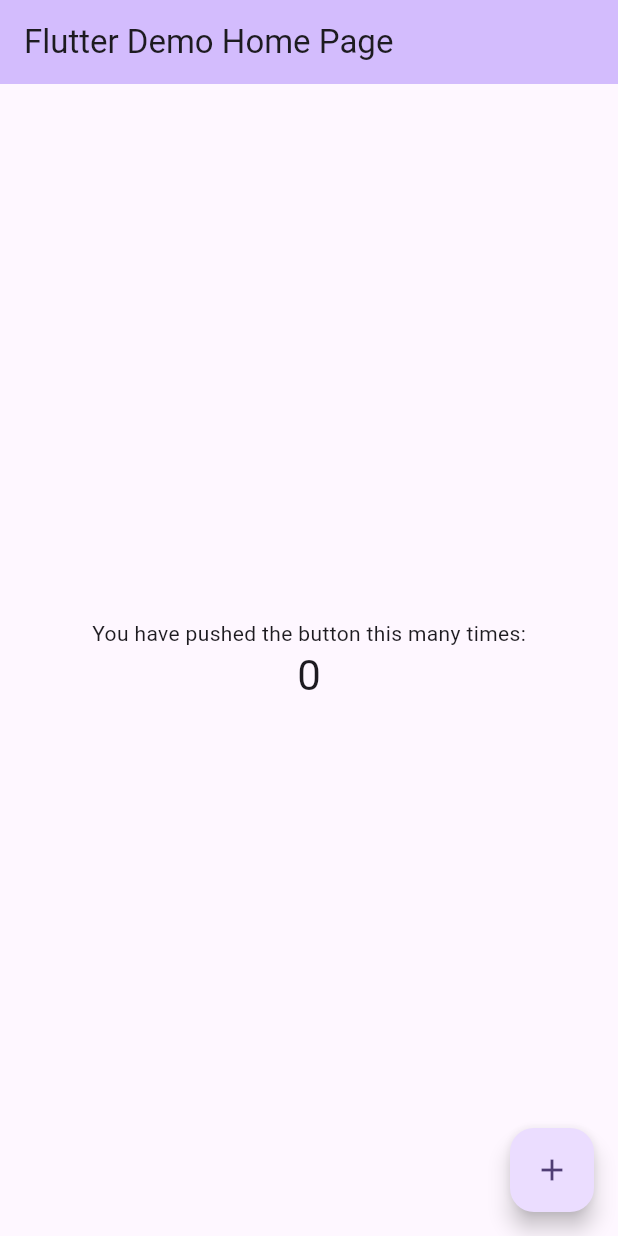
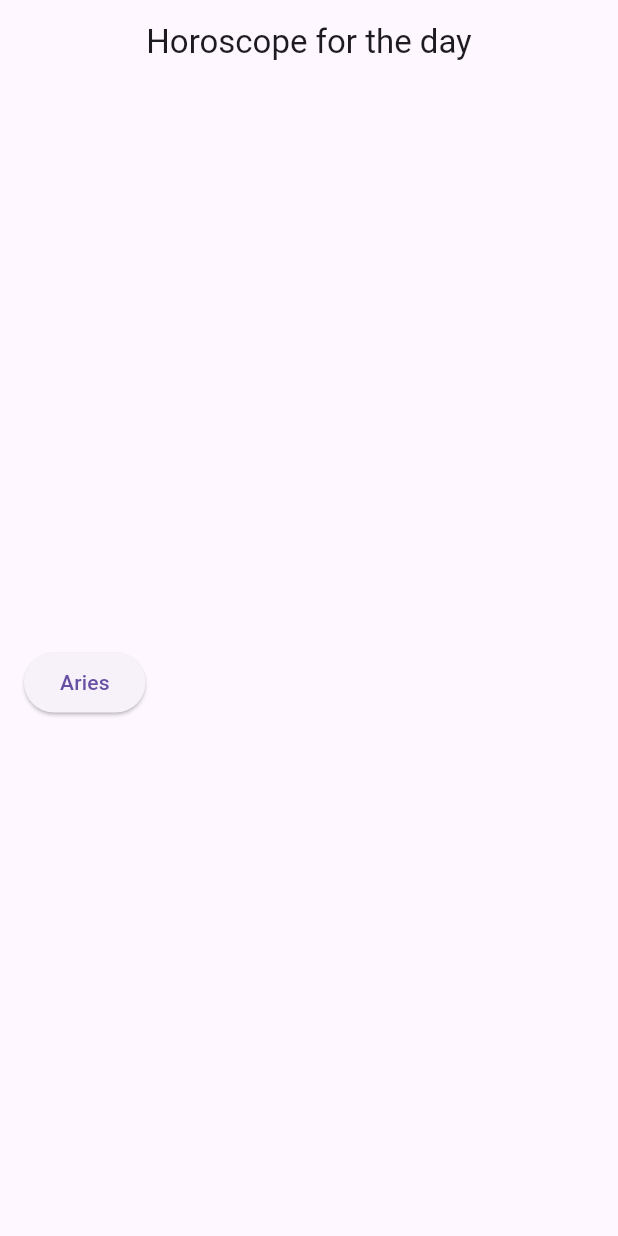
Before and after one commit to DiaboliFelis/Horoscope-for-the-day, a Flutter app: the screen it shows after launch, on a phone screen of 412 x 824 dp. Run offline on Flutter 3.47's test engine with Material 3 defaults, Android fonts, the phone set to English and light mode, and no system bars.

Commit message:
+home_page, app, horoscope_detail_page

```diff
--- /dev/null
+++ b/lib/app.dart
@@ -0,0 +1,36 @@
+import 'package:flutter/material.dart';
+import 'package:horoscope_for_the_day/presentation/pages/home_page.dart';
+import 'package:horoscope_for_the_day/presentation/pages/horoscope_detail_page.dart';
+
+class MyApp extends StatelessWidget {
+  const MyApp({Key? key}) : super(key: key);
+
+  @override
+  Widget build(BuildContext context) {
+    return MaterialApp(
+      title: 'Horoscope for the day',
+      debugShowCheckedModeBanner: false,
+      theme: ThemeData(
+        primaryColor: const Color.fromARGB(255, 157, 114, 232),
+        visualDensity: VisualDensity.adaptivePlatformDensity,
+      ),
+      home: const HomePage(),
+      routes: {
+        'horoscope-detail': (context) {
+          // Получаем аргументы, переданные при вызове Navigator.pushNamed
+          final args = ModalRoute.of(context)?.settings.arguments;
+
+          // Проверяем, что аргументы переданы и имеют ожидаемый формат
+          if (args is Map<String, dynamic> && args.containsKey('zodiacSign')) {
+            // Если все в порядке, создаем HoroscopeDetailPage с переданным знаком зодиака
+            return HoroscopeDetailPage(
+              zodiacSign: args['zodiacSign'] as String,
+            );
+          } else {
+            return const HoroscopeDetailPage(zodiacSign: 'Invalid arguments');
+          }
+        },
+      },
+    );
+  }
+}
--- a/lib/main.dart
+++ b/lib/main.dart
@@ -1,122 +1,6 @@
 import 'package:flutter/material.dart';
+import 'package:horoscope_for_the_day/app.dart';
 
 void main() {
-  runApp(const MyApp());
+  runApp(MyApp());
 }
-
-class MyApp extends StatelessWidget {
-  const MyApp({super.key});
-
-  // This widget is the root of your application.
-  @override
-  Widget build(BuildContext context) {
-    return MaterialApp(
-      title: 'Flutter Demo',
-      theme: ThemeData(
-        // This is the theme of your application.
-        //
-        // TRY THIS: Try running your application with "flutter run". You'll see
-        // the application has a purple toolbar. Then, without quitting the app,
-        // try changing the seedColor in the colorScheme below to Colors.green
-        // and then invoke "hot reload" (save your changes or press the "hot
-        // reload" button in a Flutter-supported IDE, or press "r" if you used
-        // the command line to start the app).
-        //
-        // Notice that the counter didn't reset back to zero; the application
-        // state is not lost during the reload. To reset the state, use hot
-        // restart instead.
-        //
-        // This works for code too, not just values: Most code changes can be
-        // tested with just a hot reload.
-        colorScheme: ColorScheme.fromSeed(seedColor: Colors.deepPurple),
-      ),
-      home: const MyHomePage(title: 'Flutter Demo Home Page'),
-    );
-  }
-}
-
-class MyHomePage extends StatefulWidget {
-  const MyHomePage({super.key, required this.title});
-
-  // This widget is the home page of your application. It is stateful, meaning
-  // that it has a State object (defined below) that contains fields that affect
-  // how it looks.
-
-  // This class is the configuration for the state. It holds the values (in this
-  // case the title) provided by the parent (in this case the App widget) and
-  // used by the build method of the State. Fields in a Widget subclass are
-  // always marked "final".
-
-  final String title;
-
-  @override
-  State<MyHomePage> createState() => _MyHomePageState();
-}
-
-class _MyHomePageState extends State<MyHomePage> {
-  int _counter = 0;
-
-  void _incrementCounter() {
-    setState(() {
-      // This call to setState tells the Flutter framework that something has
-      // changed in this State, which causes it to rerun the build method below
-      // so that the display can reflect the updated values. If we changed
-      // _counter without calling setState(), then the build method would not be
-      // called again, and so nothing would appear to happen.
-      _counter++;
-    });
-  }
-
-  @override
-  Widget build(BuildContext context) {
-    // This method is rerun every time setState is called, for instance as done
-    // by the _incrementCounter method above.
-    //
-    // The Flutter framework has been optimized to make rerunning build methods
-    // fast, so that you can just rebuild anything that needs updating rather
-    // than having to individually change instances of widgets.
-    return Scaffold(
-      appBar: AppBar(
-        // TRY THIS: Try changing the color here to a specific color (to
-        // Colors.amber, perhaps?) and trigger a hot reload to see the AppBar
-        // change color while the other colors stay the same.
-        backgroundColor: Theme.of(context).colorScheme.inversePrimary,
-        // Here we take the value from the MyHomePage object that was created by
-        // the App.build method, and use it to set our appbar title.
-        title: Text(widget.title),
-      ),
-      body: Center(
-        // Center is a layout widget. It takes a single child and positions it
-        // in the middle of the parent.
-        child: Column(
-          // Column is also a layout widget. It takes a list of children and
-          // arranges them vertically. By default, it sizes itself to fit its
-          // children horizontally, and tries to be as tall as its parent.
-          //
-          // Column has various properties to control how it sizes itself and
-          // how it positions its children. Here we use mainAxisAlignment to
-          // center the children vertically; the main axis here is the vertical
-          // axis because Columns are vertical (the cross axis would be
-          // horizontal).
-          //
-          // TRY THIS: Invoke "debug painting" (choose the "Toggle Debug Paint"
-          // action in the IDE, or press "p" in the console), to see the
-          // wireframe for each widget.
-          mainAxisAlignment: MainAxisAlignment.center,
-          children: <Widget>[
-            const Text('You have pushed the button this many times:'),
-            Text(
-              '$_counter',
-              style: Theme.of(context).textTheme.headlineMedium,
-            ),
-          ],
-        ),
-      ),
-      floatingActionButton: FloatingActionButton(
-        onPressed: _incrementCounter,
-        tooltip: 'Increment',
-        child: const Icon(Icons.add),
-      ), // This trailing comma makes auto-formatting nicer for build methods.
-    );
-  }
-}
--- a/lib/presentation/pages/home_page.dart
+++ b/lib/presentation/pages/home_page.dart
@@ -0,0 +1,34 @@
+import 'package:flutter/material.dart';
+
+class HomePage extends StatelessWidget {
+  const HomePage({Key? key}) : super(key: key);
+
+  @override
+  Widget build(BuildContext context) {
+    return Scaffold(
+      appBar: AppBar(
+        title: const Text('Horoscope for the day'),
+        centerTitle: true,
+      ),
+      body: Padding(
+        padding: const EdgeInsets.all(16.0),
+        child: Column(
+          mainAxisAlignment: MainAxisAlignment.center,
+          children: <Widget>[
+            const SizedBox(height: 30.0),
+            ElevatedButton(
+              onPressed: () {
+                Navigator.pushNamed(
+                  context,
+                  'horoscope-detail',
+                  arguments: {'zodiacSign': 'Aries'},
+                );
+              },
+              child: const Text('Aries'),
+            ),
+          ],
+        ),
+      ),
+    );
+  }
+}
--- a/pubspec.yaml
+++ b/pubspec.yaml
@@ -38,7 +38,7 @@ dependencies:
 dev_dependencies:
   flutter_test:
     sdk: flutter
-
+  build_runner: ^2.5.4
   # The "flutter_lints" package below contains a set of recommended lints to
   # encourage good coding practices. The lint set provided by the package is
   # activated in the `analysis_options.yaml` file located at the root of your
```
Also changed, not shown: lib/presentation/pages/horoscope_detail_page.dart (+39 -0 lines), lib/routes/app_router.dart (deleted), pubspec.lock, 1 other file.
